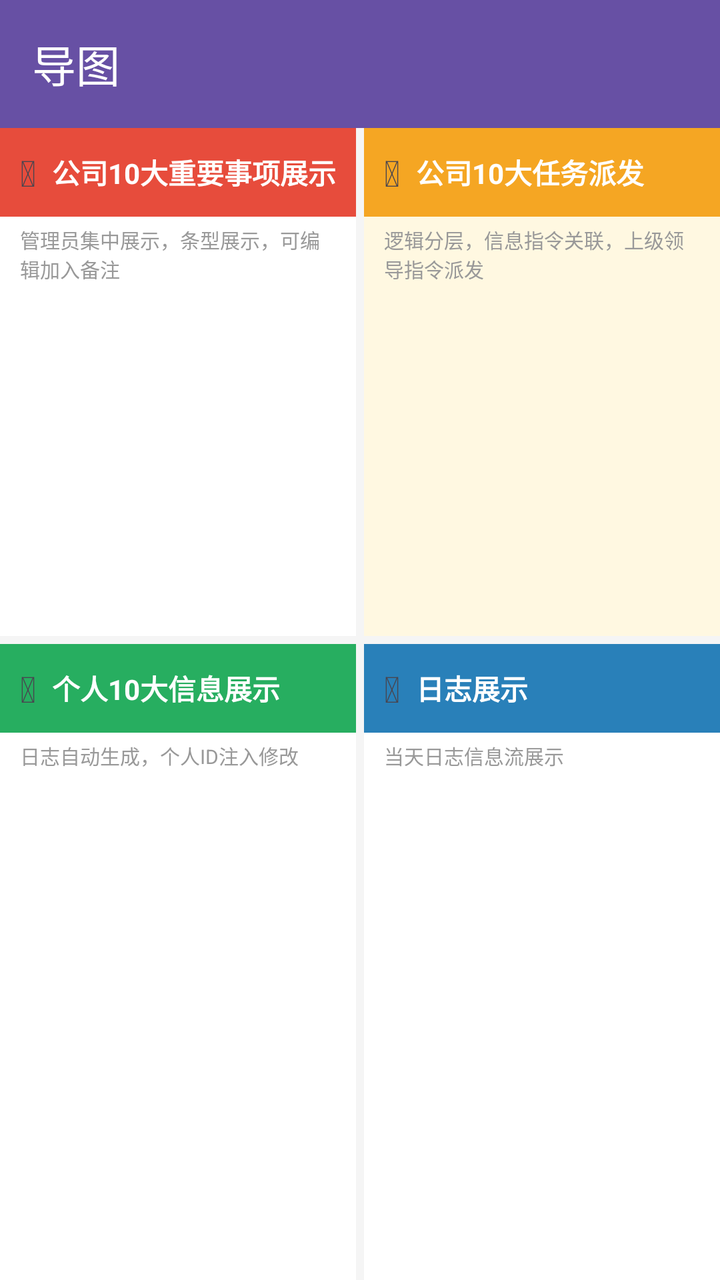
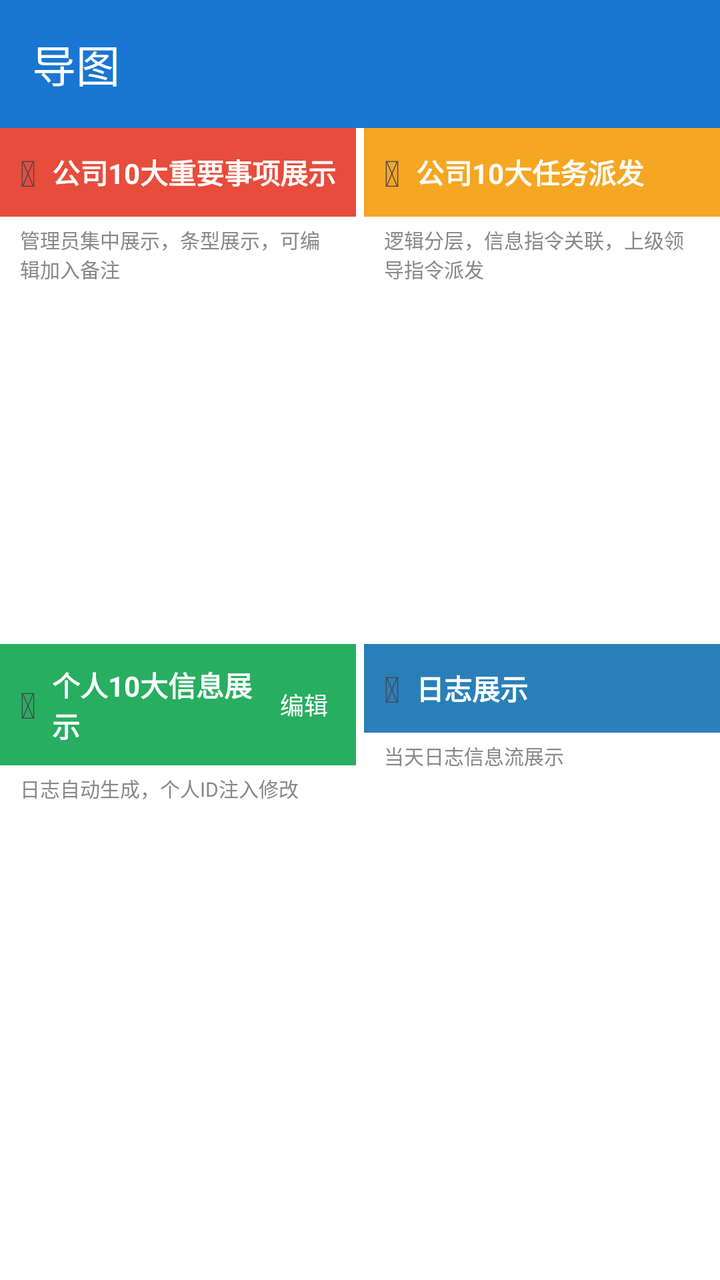

The first picture is an Android layout as it rendered before a commit; the second is the same layout after the commit. The layout source and the unified diff follow.
<!-- AndroidManifest.xml: application theme Theme.Project_Pandora -->
<!-- res/layout/fragment_mindmap.xml -->
<?xml version="1.0" encoding="utf-8"?>
<layout xmlns:android="http://schemas.android.com/apk/res/android"
    xmlns:app="http://schemas.android.com/apk/res-auto">

    <data>

    </data>

    <androidx.constraintlayout.widget.ConstraintLayout
        android:layout_width="match_parent"
        android:layout_height="match_parent"
        android:background="#F5F5F5">

        <com.google.android.material.appbar.MaterialToolbar
            android:id="@+id/toolbar"
            android:layout_width="match_parent"
            android:layout_height="wrap_content"
            android:background="?attr/colorPrimary"
            app:title="导图"
            app:titleTextColor="@android:color/white"
            app:layout_constraintTop_toTopOf="parent" />

        <androidx.constraintlayout.widget.Guideline
            android:id="@+id/guideline_horizontal"
            android:layout_width="wrap_content"
            android:layout_height="wrap_content"
            android:orientation="horizontal"
            app:layout_constraintGuide_percent="0.5" />

        <androidx.constraintlayout.widget.Guideline
            android:id="@+id/guideline_vertical"
            android:layout_width="wrap_content"
            android:layout_height="wrap_content"
            android:orientation="vertical"
            app:layout_constraintGuide_percent="0.5" />

        <LinearLayout
            android:id="@+id/quadrant_top_left"
            android:layout_width="0dp"
            android:layout_height="0dp"
            android:orientation="vertical"
            android:background="#FFFFFF"
            android:layout_marginEnd="2dp"
            android:layout_marginBottom="2dp"
            android:clickable="true"
            android:focusable="true"
            app:layout_constraintTop_toBottomOf="@id/toolbar"
            app:layout_constraintBottom_toTopOf="@id/guideline_horizontal"
            app:layout_constraintStart_toStartOf="parent"
            app:layout_constraintEnd_toStartOf="@id/guideline_vertical">

            <LinearLayout
                android:layout_width="match_parent"
                android:layout_height="wrap_content"
                android:background="#E74C3C"
                android:orientation="horizontal"
                android:padding="10dp"
                android:gravity="center_vertical">

                <TextView
                    android:layout_width="wrap_content"
                    android:layout_height="wrap_content"
                    android:text="&#x1F4CB;"
                    android:textSize="18sp"
                    android:layout_marginEnd="8dp" />

                <TextView
                    android:layout_width="match_parent"
                    android:layout_height="wrap_content"
                    android:text="公司10大重要事项展示"
                    android:textSize="14sp"
                    android:textStyle="bold"
                    android:textColor="#FFFFFF" />
            </LinearLayout>

            <TextView
                android:layout_width="match_parent"
                android:layout_height="wrap_content"
                android:text="管理员集中展示，条型展示，可编辑加入备注"
                android:textSize="10sp"
                android:textColor="#999999"
                android:paddingStart="10dp"
                android:paddingEnd="10dp"
                android:paddingTop="4dp"
                android:paddingBottom="4dp" />

            <androidx.core.widget.NestedScrollView
                android:layout_width="match_parent"
                android:layout_height="0dp"
                android:layout_weight="1">

                <LinearLayout
                    android:id="@+id/list_company_important"
                    android:layout_width="match_parent"
                    android:layout_height="wrap_content"
                    android:orientation="vertical"
                    android:padding="4dp" />
            </androidx.core.widget.NestedScrollView>
        </LinearLayout>

        <LinearLayout
            android:id="@+id/quadrant_top_right"
            android:layout_width="0dp"
            android:layout_height="0dp"
            android:orientation="vertical"
            android:background="#FFF8E1"
            android:layout_marginStart="2dp"
            android:layout_marginBottom="2dp"
            android:clickable="true"
            android:focusable="true"
            app:layout_constraintTop_toBottomOf="@id/toolbar"
            app:layout_constraintBottom_toTopOf="@id/guideline_horizontal"
            app:layout_constraintStart_toStartOf="@id/guideline_vertical"
            app:layout_constraintEnd_toEndOf="parent">

            <LinearLayout
                android:layout_width="match_parent"
                android:layout_height="wrap_content"
                android:background="#F5A623"
                android:orientation="horizontal"
                android:padding="10dp"
                android:gravity="center_vertical">

                <TextView
                    android:layout_width="wrap_content"
                    android:layout_height="wrap_content"
                    android:text="&#x1F4E8;"
                    android:textSize="18sp"
                    android:layout_marginEnd="8dp" />

                <TextView
                    android:layout_width="match_parent"
                    android:layout_height="wrap_content"
                    android:text="公司10大任务派发"
                    android:textSize="14sp"
                    android:textStyle="bold"
                    android:textColor="#FFFFFF" />
            </LinearLayout>

            <TextView
                android:layout_width="match_parent"
                android:layout_height="wrap_content"
                android:text="逻辑分层，信息指令关联，上级领导指令派发"
                android:textSize="10sp"
                android:textColor="#999999"
                android:paddingStart="10dp"
                android:paddingEnd="10dp"
                android:paddingTop="4dp"
                android:paddingBottom="4dp" />

            <androidx.core.widget.NestedScrollView
                android:layout_width="match_parent"
                android:layout_height="0dp"
                android:layout_weight="1">

                <LinearLayout
                    android:id="@+id/list_company_dispatch"
                    android:layout_width="match_parent"
                    android:layout_height="wrap_content"
                    android:orientation="vertical"
                    android:padding="4dp" />
            </androidx.core.widget.NestedScrollView>
        </LinearLayout>

        <LinearLayout
            android:id="@+id/quadrant_bottom_left"
            android:layout_width="0dp"
            android:layout_height="0dp"
            android:orientation="vertical"
            android:background="#FFFFFF"
            android:layout_marginEnd="2dp"
            android:layout_marginTop="2dp"
            android:clickable="true"
            android:focusable="true"
            app:layout_constraintTop_toTopOf="@id/guideline_horizontal"
            app:layout_constraintBottom_toBottomOf="parent"
            app:layout_constraintStart_toStartOf="parent"
            app:layout_constraintEnd_toStartOf="@id/guideline_vertical">

            <LinearLayout
                android:layout_width="match_parent"
                android:layout_height="wrap_content"
                android:background="#27AE60"
                android:orientation="horizontal"
                android:padding="10dp"
                android:gravity="center_vertical">

                <TextView
                    android:layout_width="wrap_content"
                    android:layout_height="wrap_content"
                    android:text="&#x1F4C4;"
                    android:textSize="18sp"
                    android:layout_marginEnd="8dp" />

                <TextView
                    android:layout_width="match_parent"
                    android:layout_height="wrap_content"
                    android:text="个人10大信息展示"
                    android:textSize="14sp"
                    android:textStyle="bold"
                    android:textColor="#FFFFFF" />
            </LinearLayout>

            <TextView
                android:layout_width="match_parent"
                android:layout_height="wrap_content"
                android:text="日志自动生成，个人ID注入修改"
                android:textSize="10sp"
                android:textColor="#999999"
                android:paddingStart="10dp"
                android:paddingEnd="10dp"
                android:paddingTop="4dp"
                android:paddingBottom="4dp" />

            <androidx.core.widget.NestedScrollView
                android:layout_width="match_parent"
                android:layout_height="0dp"
                android:layout_weight="1">

                <LinearLayout
                    android:id="@+id/list_personal_important"
                    android:layout_width="match_parent"
                    android:layout_height="wrap_content"
                    android:orientation="vertical"
                    android:padding="4dp" />
            </androidx.core.widget.NestedScrollView>
        </LinearLayout>

        <LinearLayout
            android:id="@+id/quadrant_bottom_right"
            android:layout_width="0dp"
            android:layout_height="0dp"
            android:orientation="vertical"
            android:background="#FFFFFF"
            android:layout_marginStart="2dp"
            android:layout_marginTop="2dp"
            android:clickable="true"
            android:focusable="true"
            app:layout_constraintTop_toTopOf="@id/guideline_horizontal"
            app:layout_constraintBottom_toBottomOf="parent"
            app:layout_constraintStart_toStartOf="@id/guideline_vertical"
            app:layout_constraintEnd_toEndOf="parent">

            <LinearLayout
                android:layout_width="match_parent"
                android:layout_height="wrap_content"
                android:background="#2980B9"
                android:orientation="horizontal"
                android:padding="10dp"
                android:gravity="center_vertical">

                <TextView
                    android:layout_width="wrap_content"
                    android:layout_height="wrap_content"
                    android:text="&#x1F4DD;"
                    android:textSize="18sp"
                    android:layout_marginEnd="8dp" />

                <TextView
                    android:layout_width="match_parent"
                    android:layout_height="wrap_content"
                    android:text="日志展示"
                    android:textSize="14sp"
                    android:textStyle="bold"
                    android:textColor="#FFFFFF" />
            </LinearLayout>

            <TextView
                android:layout_width="match_parent"
                android:layout_height="wrap_content"
                android:text="当天日志信息流展示"
                android:textSize="10sp"
                android:textColor="#999999"
                android:paddingStart="10dp"
                android:paddingEnd="10dp"
                android:paddingTop="4dp"
                android:paddingBottom="4dp" />

            <androidx.core.widget.NestedScrollView
                android:layout_width="match_parent"
                android:layout_height="0dp"
                android:layout_weight="1">

                <LinearLayout
                    android:id="@+id/list_personal_log"
                    android:layout_width="match_parent"
                    android:layout_height="wrap_content"
                    android:orientation="vertical"
                    android:padding="4dp" />
            </androidx.core.widget.NestedScrollView>
        </LinearLayout>


    </androidx.constraintlayout.widget.ConstraintLayout>
</layout>
<!-- resources referenced by this layout -->
<resources>
  <style name="Theme.Project_Pandora" parent="Base.Theme.Project_Pandora" />
  <style name="Base.Theme.Project_Pandora" parent="Theme.Material3.DayNight.NoActionBar">
          
          
      </style>
</resources>

<!-- the commit's change to res/layout/fragment_mindmap.xml (unified diff, before → after) -->
@@ -9,7 +9,7 @@
     <androidx.constraintlayout.widget.ConstraintLayout
         android:layout_width="match_parent"
         android:layout_height="match_parent"
-        android:background="#F5F5F5">
+        android:background="@color/color_bg_page">
 
         <com.google.android.material.appbar.MaterialToolbar
             android:id="@+id/toolbar"
@@ -39,11 +39,10 @@
             android:layout_width="0dp"
             android:layout_height="0dp"
             android:orientation="vertical"
-            android:background="#FFFFFF"
+            android:background="?attr/colorSurface"
             android:layout_marginEnd="2dp"
             android:layout_marginBottom="2dp"
-            android:clickable="true"
-            android:focusable="true"
+
             app:layout_constraintTop_toBottomOf="@id/toolbar"
             app:layout_constraintBottom_toTopOf="@id/guideline_horizontal"
             app:layout_constraintStart_toStartOf="parent"
@@ -78,16 +77,18 @@
                 android:layout_height="wrap_content"
                 android:text="管理员集中展示，条型展示，可编辑加入备注"
                 android:textSize="10sp"
-                android:textColor="#999999"
+                android:textColor="@color/color_text_secondary"
                 android:paddingStart="10dp"
                 android:paddingEnd="10dp"
                 android:paddingTop="4dp"
                 android:paddingBottom="4dp" />
 
             <androidx.core.widget.NestedScrollView
+                android:id="@+id/scroll_company_important"
                 android:layout_width="match_parent"
                 android:layout_height="0dp"
-                android:layout_weight="1">
+                android:layout_weight="1"
+                android:fillViewport="true">
 
                 <LinearLayout
                     android:id="@+id/list_company_important"
@@ -103,11 +104,9 @@
             android:layout_width="0dp"
             android:layout_height="0dp"
             android:orientation="vertical"
-            android:background="#FFF8E1"
+            android:background="@color/color_bg_page"
             android:layout_marginStart="2dp"
             android:layout_marginBottom="2dp"
-            android:clickable="true"
-            android:focusable="true"
             app:layout_constraintTop_toBottomOf="@id/toolbar"
             app:layout_constraintBottom_toTopOf="@id/guideline_horizontal"
             app:layout_constraintStart_toStartOf="@id/guideline_vertical"
@@ -142,16 +141,18 @@
                 android:layout_height="wrap_content"
                 android:text="逻辑分层，信息指令关联，上级领导指令派发"
                 android:textSize="10sp"
-                android:textColor="#999999"
+                android:textColor="@color/color_text_secondary"
                 android:paddingStart="10dp"
                 android:paddingEnd="10dp"
                 android:paddingTop="4dp"
                 android:paddingBottom="4dp" />
 
             <androidx.core.widget.NestedScrollView
+                android:id="@+id/scroll_company_dispatch"
                 android:layout_width="match_parent"
                 android:layout_height="0dp"
-                android:layout_weight="1">
+                android:layout_weight="1"
+                android:fillViewport="true">
 
                 <LinearLayout
                     android:id="@+id/list_company_dispatch"
@@ -167,11 +168,9 @@
             android:layout_width="0dp"
             android:layout_height="0dp"
             android:orientation="vertical"
-            android:background="#FFFFFF"
+            android:background="?attr/colorSurface"
             android:layout_marginEnd="2dp"
             android:layout_marginTop="2dp"
-            android:clickable="true"
-            android:focusable="true"
             app:layout_constraintTop_toTopOf="@id/guideline_horizontal"
             app:layout_constraintBottom_toBottomOf="parent"
             app:layout_constraintStart_toStartOf="parent"
@@ -193,12 +192,26 @@
                     android:layout_marginEnd="8dp" />
 
                 <TextView
-                    android:layout_width="match_parent"
-                    android:layout_height="wrap_content"
+                    android:layout_width="0dp"
+                    android:layout_height="wrap_content"
+                    android:layout_weight="1"
                     android:text="个人10大信息展示"
                     android:textSize="14sp"
                     android:textStyle="bold"
                     android:textColor="#FFFFFF" />
+
+                <TextView
+                    android:id="@+id/btn_edit_personal_top10"
+                    android:layout_width="wrap_content"
+                    android:layout_height="wrap_content"
+                    android:text="编辑"
+                    android:textSize="12sp"
+                    android:textColor="#FFFFFF"
+                    android:paddingStart="8dp"
+                    android:paddingEnd="4dp"
+                    android:background="?attr/selectableItemBackground"
+                    android:clickable="true"
+                    android:focusable="true" />
             </LinearLayout>
 
             <TextView
@@ -206,16 +219,18 @@
                 android:layout_height="wrap_content"
                 android:text="日志自动生成，个人ID注入修改"
                 android:textSize="10sp"
-                android:textColor="#999999"
+                android:textColor="@color/color_text_secondary"
                 android:paddingStart="10dp"
                 android:paddingEnd="10dp"
                 android:paddingTop="4dp"
                 android:paddingBottom="4dp" />
 
             <androidx.core.widget.NestedScrollView
+                android:id="@+id/scroll_personal_important"
                 android:layout_width="match_parent"
                 android:layout_height="0dp"
-                android:layout_weight="1">
+                android:layout_weight="1"
+                android:fillViewport="true">
 
                 <LinearLayout
                     android:id="@+id/list_personal_important"
@@ -231,11 +246,9 @@
             android:layout_width="0dp"
             android:layout_height="0dp"
             android:orientation="vertical"
-            android:background="#FFFFFF"
+            android:background="?attr/colorSurface"
             android:layout_marginStart="2dp"
             android:layout_marginTop="2dp"
-            android:clickable="true"
-            android:focusable="true"
             app:layout_constraintTop_toTopOf="@id/guideline_horizontal"
             app:layout_constraintBottom_toBottomOf="parent"
             app:layout_constraintStart_toStartOf="@id/guideline_vertical"
@@ -270,16 +283,18 @@
                 android:layout_height="wrap_content"
                 android:text="当天日志信息流展示"
                 android:textSize="10sp"
-                android:textColor="#999999"
+                android:textColor="@color/color_text_secondary"
                 android:paddingStart="10dp"
                 android:paddingEnd="10dp"
                 android:paddingTop="4dp"
                 android:paddingBottom="4dp" />
 
             <androidx.core.widget.NestedScrollView
+                android:id="@+id/scroll_personal_log"
                 android:layout_width="match_parent"
                 android:layout_height="0dp"
-                android:layout_weight="1">
+                android:layout_weight="1"
+                android:fillViewport="true">
 
                 <LinearLayout
                     android:id="@+id/list_personal_log"
<!-- resource entries referenced after the edit -->
@@ -1,9 +1,21 @@
 <!-- resources referenced by this layout -->
 <resources>
+  <color name="color_bg_page">#FFFFFFFF</color>
+  <color name="color_text_secondary">#FF888888</color>
   <style name="Theme.Project_Pandora" parent="Base.Theme.Project_Pandora" />
   <style name="Base.Theme.Project_Pandora" parent="Theme.Material3.DayNight.NoActionBar">
           
-          
+          <item name="colorPrimary">@color/color_calendar_today</item>
+          <item name="colorOnPrimary">@color/white</item>
+          <item name="colorSurface">@color/color_bg_page</item>
+          <item name="colorOnSurface">@color/color_text_primary</item>
+          <item name="colorOnSurfaceVariant">@color/color_text_secondary</item>
+          <item name="android:colorBackground">@color/color_bg_page</item>
+          <item name="android:textColorPrimary">@color/color_text_primary</item>
+          <item name="android:textColorSecondary">@color/color_text_secondary</item>
       </style>
+  <color name="color_calendar_today">#FF1976D2</color>
+  <color name="white">#FFFFFFFF</color>
+  <color name="color_text_primary">#FF333333</color>
 </resources>
 
